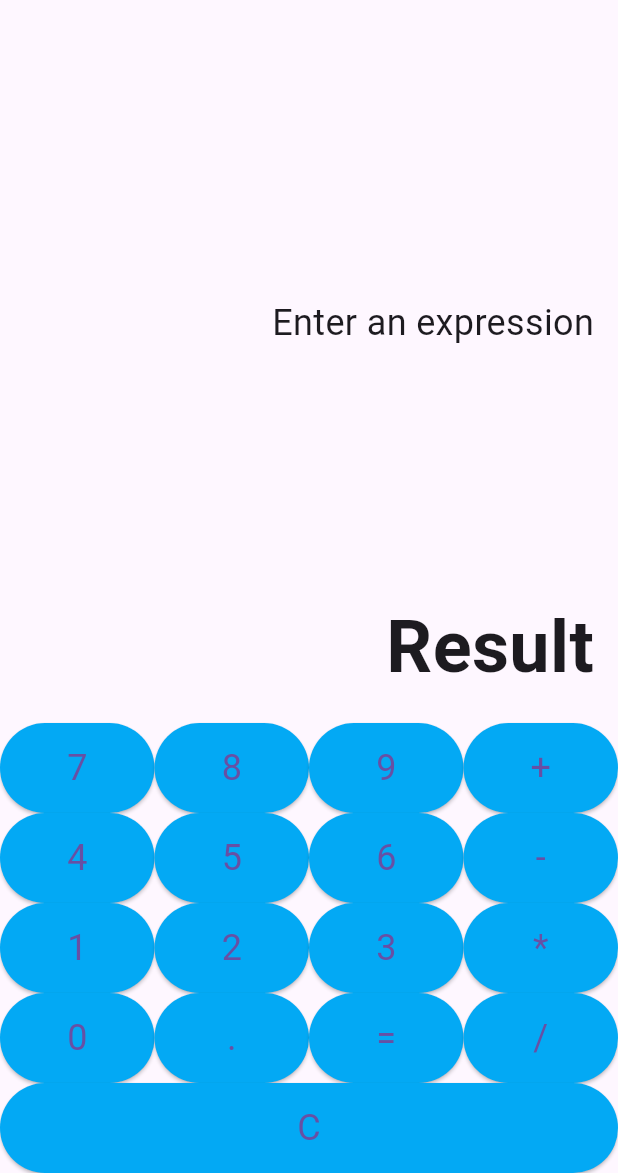
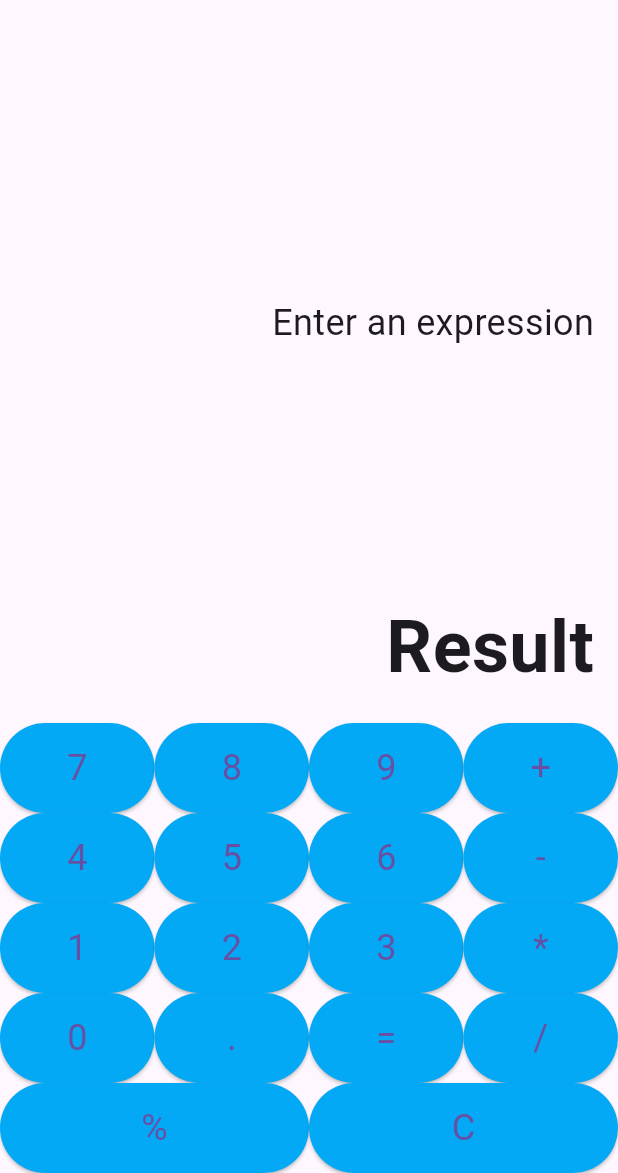
Before and after one commit to michael-dey-914/flutter-calculator, a Flutter app: the screen it shows after launch, on a phone screen of 412 x 824 dp, the part 63-1236 px from its top. Run offline on Flutter 3.47's test engine with Material 3 defaults, Android fonts, the phone set to English and light mode, and no system bars; missing offline and left inert: expressions.

Commit message:
added modulo button to calculator

```diff
--- a/lib/main.dart
+++ b/lib/main.dart
@@ -122,6 +122,7 @@ class _CalculatorScreenState extends State<CalculatorScreen> {
           ),
           Row(
             children: [
+              _buildButton('%'),
               _buildButton('C', color: Colors.red),
             ],
           ),
```
